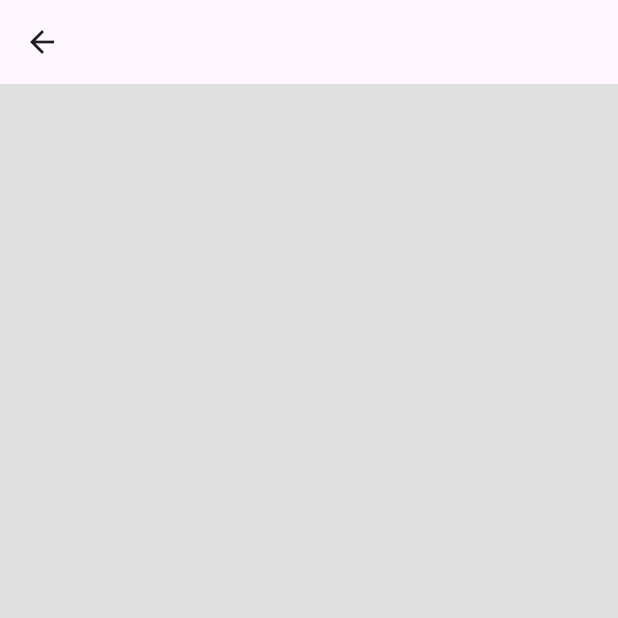
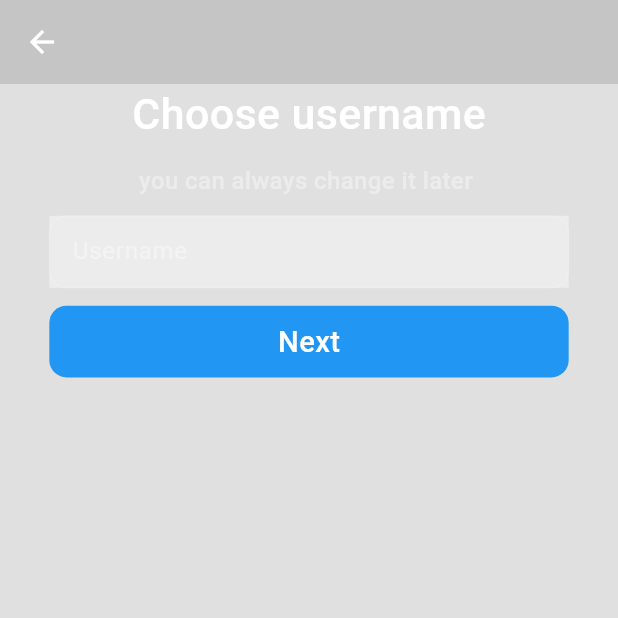
Before and after one commit to ds4914/ig_clone, a Flutter app: the UserNameScreen screen opened directly, on a phone screen of 412 x 824 dp, the top half of it. Run offline on Flutter 3.47's test engine with Material 3 defaults, Android fonts, the phone set to English and light mode, and no system bars; our stand-ins replace bloc, flutter_bloc, flutter_screenutil.

Commit message:
13/05/2024

```diff
--- a/lib/main.dart
+++ b/lib/main.dart
@@ -3,6 +3,7 @@ import 'package:flutter/services.dart';
 import 'package:flutter_screenutil/flutter_screenutil.dart';
 import 'package:newproject/presentation/pages/home_page/home_page.dart';
 import 'package:newproject/presentation/pages/login/login_page.dart';
+import 'package:newproject/presentation/pages/login/username_screen.dart';
 
 void main() {
   runApp(const MyApp());
@@ -17,7 +18,7 @@ class MyApp extends StatelessWidget {
         designSize: const Size(360, 690),
         minTextAdapt: true,
         splitScreenMode: true,
-        builder: (_, child) {
+        builder: (context, child) {
           return MaterialApp(
             title: 'Instagram Clone',
             theme: ThemeData(
@@ -28,6 +29,7 @@ class MyApp extends StatelessWidget {
             routes: {
               '/loginPage': (context) => LoginPage(),
               '/homePage': (context) => const MyHomePage(),
+              '/usernameScreen':(context)=> UserNameScreen(),
             },
             home: LoginPage(),
           );
--- a/lib/presentation/constants/api_constants.dart
+++ b/lib/presentation/constants/api_constants.dart
@@ -1,6 +1,6 @@
 class ApiConstants{
   ApiConstants._();
-  static const String BASE_URL = "https://6c1b-122-170-7-58.ngrok-free.app/";
+  static const String BASE_URL = "https://9587-2402-8100-24c0-fbd3-49d2-309e-3d20-e4c7.ngrok-free.app/";
   static const String login = "users/signin";
   static const String register = "users/signup";
 }
--- a/lib/presentation/constants/app_colors.dart
+++ b/lib/presentation/constants/app_colors.dart
@@ -3,4 +3,6 @@ import 'package:flutter/material.dart';
 class AppColors{
   AppColors._();
   static const primaryBgColor = Colors.black12;
+  static const whiteColor = Colors.white;
+  static const listGreyColor = Colors.white38;
 }
--- a/lib/presentation/pages/login/bloc/password_bloc/password_event.dart
+++ b/lib/presentation/pages/login/bloc/password_bloc/password_event.dart
@@ -1,7 +1,7 @@
 part of 'password_bloc.dart';
 
 @immutable
-sealed class PasswordEvent {}
+abstract class PasswordEvent {}
 
 
 class OnTapEvent extends PasswordEvent{
--- a/lib/presentation/pages/login/username_screen.dart
+++ b/lib/presentation/pages/login/username_screen.dart
@@ -1,5 +1,9 @@
 import 'package:flutter/material.dart';
+import 'package:flutter_screenutil/flutter_screenutil.dart';
 import 'package:newproject/presentation/constants/app_colors.dart';
+import 'package:newproject/utils/common_widgets/common_text.dart';
+import 'package:newproject/utils/common_widgets/common_textfield.dart';
+import 'package:newproject/utils/common_widgets/custom_button.dart';
 
 class UserNameScreen extends StatelessWidget {
   const UserNameScreen({super.key});
@@ -8,10 +12,68 @@ class UserNameScreen extends StatelessWidget {
   Widget build(BuildContext context) {
     return Scaffold(
       backgroundColor: AppColors.primaryBgColor,
-      appBar: AppBar(),
+      appBar: AppBar(
+        backgroundColor: AppColors.primaryBgColor,
+        iconTheme: IconThemeData(color: AppColors.whiteColor),
+      ),
       body: SingleChildScrollView(
-        child: Column(
-          children: [],
+        child: Padding(
+          padding: EdgeInsets.symmetric(horizontal: 10.0),
+          child: Column(
+            crossAxisAlignment: CrossAxisAlignment.center,
+            children: [
+              Center(
+                child: CommonText(
+                  'Choose username',
+                  fontSize: 25.sp,
+                  fontWeight: FontWeight.w500,
+                  textColor: AppColors.whiteColor,
+                ),
+              ),
+              SizedBox(
+                height: 10.h,
+              ),
+              Center(
+                child: CommonText(
+                  'you can always change it later ',
+                  fontSize: 14.sp,
+                  fontWeight: FontWeight.w500,
+                  textColor: AppColors.listGreyColor,
+                ),
+              ),
+              SizedBox(
+                height: 10.h,
+              ),
+              Padding(
+                padding: EdgeInsets.symmetric(horizontal: 20.w),
+                child: Container(
+                    color: AppColors.listGreyColor,
+                    child: CommonTextField(
+                      labelText: 'Username',
+                      hintTextColor: AppColors.listGreyColor,
+                    )),
+              ),
+              SizedBox(
+                height: 10.h,
+              ),
+              Padding(
+                padding: EdgeInsets.symmetric(horizontal: 20.w),
+                child: Container(
+                    height: 40.h,
+                    width: double.infinity,
+                    decoration: BoxDecoration(
+                      borderRadius: BorderRadius.circular(10.r),
+                      color: Colors.blue,
+                    ),
+                    child: Center(
+                      child: Text(
+                        "Next",
+                        style: TextStyle(color: AppColors.whiteColor, fontWeight: FontWeight.w500, fontSize: 17.sp),
+                      ),
+                    )),
+              ),
+            ],
+          ),
         ),
       ),
     );
--- a/lib/utils/common_widgets/common_textfield.dart
+++ b/lib/utils/common_widgets/common_textfield.dart
@@ -1,11 +1,13 @@
 import 'package:flutter/cupertino.dart';
 import 'package:flutter/material.dart';
 import 'package:flutter_screenutil/flutter_screenutil.dart';
+import 'package:newproject/presentation/constants/app_colors.dart';
 
 class CommonTextField extends StatelessWidget {
   final String? labelText;
   final Function(String)? onChanged;
   final bool? obscureText;
+  final Color? hintTextColor;
   final Widget? suffixIcon;
  final TextEditingController? controller;
   const CommonTextField(
@@ -14,10 +16,11 @@ class CommonTextField extends StatelessWidget {
       this.labelText,
         this.controller,
       this.onChanged,
+        this.hintTextColor,
       this.suffixIcon});
   @override
   Widget build(BuildContext context) {
-    return TextField(
+    return TextFormField(
       cursorColor: Colors.white,
       onChanged: onChanged,
       controller: controller,
@@ -34,7 +37,7 @@ class CommonTextField extends StatelessWidget {
           focusColor: Colors.white24,
           focusedBorder: InputBorder.none,
           labelText: labelText,
-          labelStyle: const TextStyle(color: Colors.white70),
+          labelStyle: TextStyle(color: hintTextColor?? Colors.white70),
           disabledBorder: const OutlineInputBorder(
             borderSide: BorderSide(color: Colors.white24, width: 0.0),
           ),
```
Also changed, not shown: lib/data/auth_services/api_client.dart (+6 -1 lines), lib/data/repositories/login_repo.dart (+31 -21 lines), lib/presentation/pages/login/login_page.dart (+40 -35 lines).
